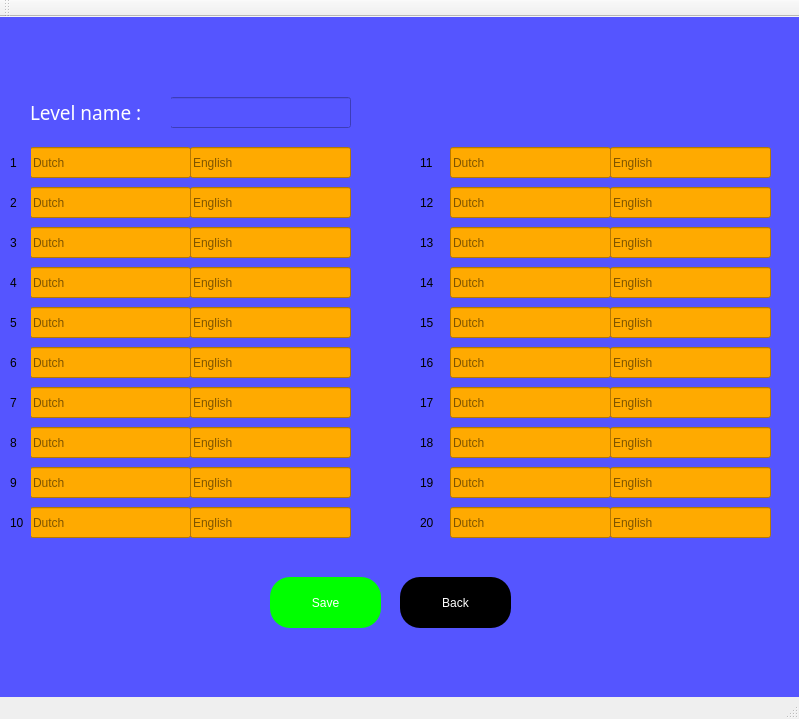
Qt form Ui/addnewlevel.ui (koclu/Flashcards-Database-) before a commit.
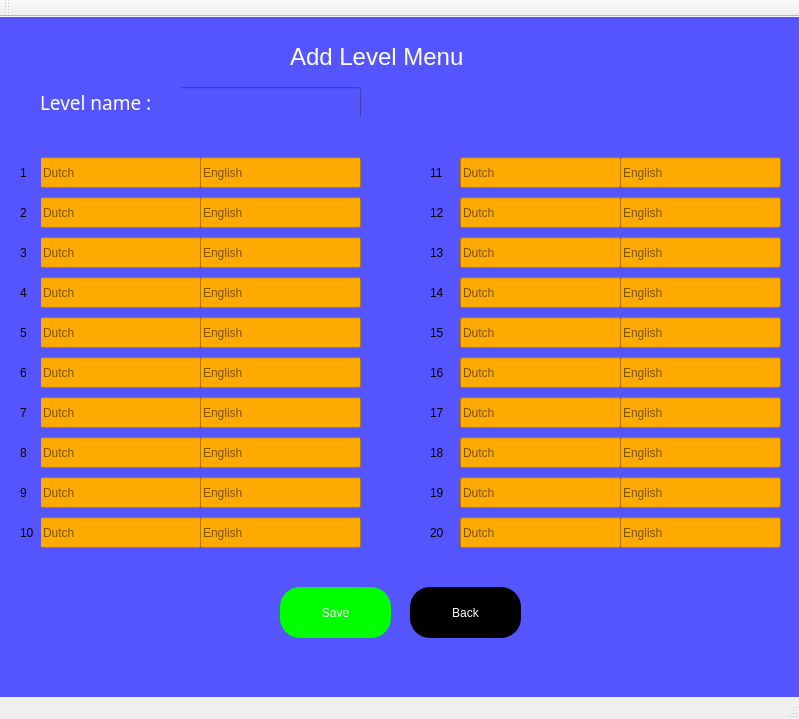
The same form after that commit.

Diff of the .ui file:
```diff
--- a/Ui/addnewlevel.ui
+++ b/Ui/addnewlevel.ui
@@ -17,8 +17,8 @@
    <widget class="QWidget" name="mainmenu_widget" native="true">
     <property name="geometry">
      <rect>
-      <x>-20</x>
-      <y>-20</y>
+      <x>-10</x>
+      <y>-10</y>
       <width>881</width>
       <height>721</height>
      </rect>
@@ -586,7 +586,7 @@
      <property name="geometry">
       <rect>
        <x>190</x>
-       <y>100</y>
+       <y>80</y>
        <width>181</width>
        <height>31</height>
       </rect>
@@ -1873,7 +1873,7 @@
      <property name="geometry">
       <rect>
        <x>50</x>
-       <y>100</y>
+       <y>80</y>
        <width>141</width>
        <height>31</height>
       </rect>
@@ -2215,6 +2215,51 @@
       <string>20</string>
      </property>
     </widget>
+    <widget class="QLabel" name="errorlabel">
+     <property name="geometry">
+      <rect>
+       <x>140</x>
+       <y>110</y>
+       <width>251</width>
+       <height>31</height>
+      </rect>
+     </property>
+     <property name="text">
+      <string/>
+     </property>
+    </widget>
+    <widget class="QLabel" name="savedlabel">
+     <property name="geometry">
+      <rect>
+       <x>270</x>
+       <y>640</y>
+       <width>171</width>
+       <height>31</height>
+      </rect>
+     </property>
+     <property name="toolTip">
+      <string>&lt;html&gt;&lt;head/&gt;&lt;body&gt;&lt;p align=&quot;center&quot;&gt;&lt;br/&gt;&lt;/p&gt;&lt;/body&gt;&lt;/html&gt;</string>
+     </property>
+     <property name="text">
+      <string/>
+     </property>
+    </widget>
+    <widget class="QLabel" name="label">
+     <property name="geometry">
+      <rect>
+       <x>300</x>
+       <y>30</y>
+       <width>231</width>
+       <height>41</height>
+      </rect>
+     </property>
+     <property name="styleSheet">
+      <string notr="true">font: 14pt &quot;Berlin Sans FB&quot;;</string>
+     </property>
+     <property name="text">
+      <string>&lt;html&gt;&lt;head/&gt;&lt;body&gt;&lt;p&gt;&lt;span style=&quot; font-size:18pt; color:#ffffff;&quot;&gt;Add Level Menu&lt;/span&gt;&lt;/p&gt;&lt;/body&gt;&lt;/html&gt;</string>
+     </property>
+    </widget>
    </widget>
   </widget>
   <widget class="QStatusBar" name="statusbar"/>
```
